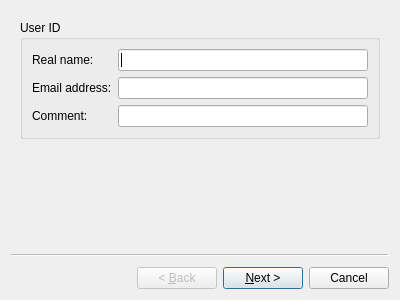
Above: nitropyapp/ui/key_generation.ui from daringer/nitropy-app before the change. Below: the same form after it.
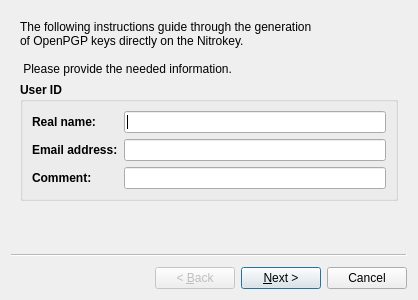
That is the form after the change.

```diff
--- a/nitropyapp/ui/key_generation.ui
+++ b/nitropyapp/ui/key_generation.ui
@@ -6,7 +6,7 @@
    <rect>
     <x>0</x>
     <y>0</y>
-    <width>400</width>
+    <width>418</width>
     <height>300</height>
    </rect>
   </property>
@@ -18,8 +18,24 @@
   </property>
   <widget class="QWizardPage" name="wizardPage1">
    <layout class="QVBoxLayout" name="verticalLayout">
+    <item>
+     <widget class="QLabel" name="label">
+      <property name="text">
+       <string>The following instructions guide through the generation 
+of OpenPGP keys directly on the Nitrokey.
+
+ Please provide the needed information.</string>
+      </property>
+     </widget>
+    </item>
     <item>
      <widget class="QGroupBox" name="groupBox_4">
+      <property name="font">
+       <font>
+        <weight>75</weight>
+        <bold>true</bold>
+       </font>
+      </property>
       <property name="title">
        <string>User ID</string>
       </property>
```
Left out of the diff: 28 changed lines with no effect on the pictures.
